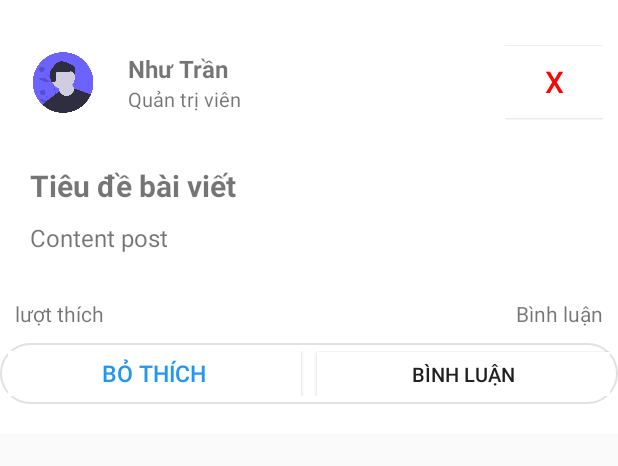
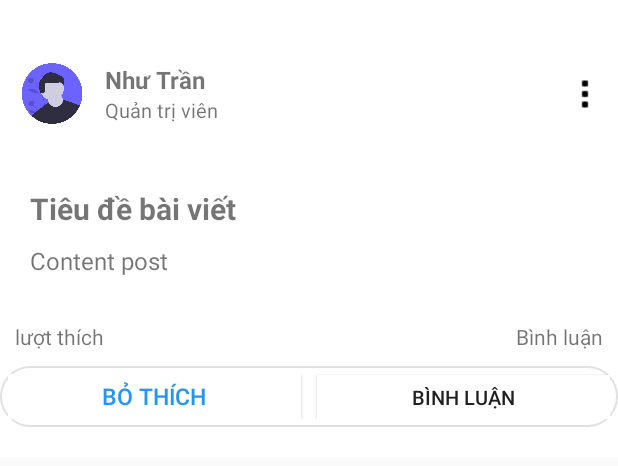
Before and after one commit to minhtdc/Aspire, an Android app: the layout post_detail_member_layout.xml on its own in the app's theme, with its tools: preview values and no code run, on a phone screen of 412 x 824 dp. Shown: the top 466 px of the screen. Run offline under Robolectric (Android 15) with nearby library versions, the phone set to English and light mode, and no system bars; Roboto replaces fonts that are not available here.

Commit message:
Add function delete Post

```diff
--- a/app/src/main/res/drawable/bg_border_normal.xml
+++ b/app/src/main/res/drawable/bg_border_normal.xml
@@ -2,6 +2,6 @@
 <shape xmlns:android="http://schemas.android.com/apk/res/android">
     <solid android:color="#FFF"/>
     <stroke
-        android:width="2dp"
+        android:width="1dp"
         android:color="@color/borders" />
 </shape>
--- a/app/src/main/res/layout/post_detail_member_layout.xml
+++ b/app/src/main/res/layout/post_detail_member_layout.xml
@@ -9,7 +9,7 @@
     android:paddingTop="20dp"
     android:paddingBottom="20dp">
 
-    <LinearLayout
+    <androidx.constraintlayout.widget.ConstraintLayout
         android:layout_width="match_parent"
         android:layout_height="wrap_content"
         android:background="@color/colorWhite"
@@ -17,24 +17,32 @@
         android:padding="10dp">
 
         <LinearLayout
+            android:id="@+id/linearLayout"
             android:layout_width="0dp"
             android:layout_height="match_parent"
             android:layout_weight="1"
-            android:gravity="center">
+            android:gravity="center"
+            app:layout_constraintBottom_toBottomOf="parent"
+            app:layout_constraintStart_toStartOf="parent"
+            app:layout_constraintTop_toTopOf="parent">
 
             <de.hdodenhof.circleimageview.CircleImageView
                 android:id="@+id/imgCircleAvtMem"
                 android:layout_width="50dp"
                 android:layout_height="50dp"
-                android:src="@drawable/img_user_alt"></de.hdodenhof.circleimageview.CircleImageView>
+                android:src="@drawable/img_user_alt" />
         </LinearLayout>
 
         <LinearLayout
+            android:id="@+id/linearLayout2"
             android:layout_width="0dp"
             android:layout_height="match_parent"
             android:layout_weight="4"
             android:gravity="center_vertical"
-            android:paddingLeft="10dp">
+            android:paddingLeft="10dp"
+            app:layout_constraintBottom_toBottomOf="parent"
+            app:layout_constraintStart_toEndOf="@+id/linearLayout"
+            app:layout_constraintTop_toTopOf="parent">
 
             <LinearLayout
                 android:layout_width="wrap_content"
@@ -67,22 +75,47 @@
             </LinearLayout>
         </LinearLayout>
 
-        <LinearLayout
-            android:layout_width="0dp"
-            android:layout_height="match_parent"
-            android:layout_weight="1"
-            android:gravity="center">
+        <androidx.constraintlayout.widget.ConstraintLayout
+            android:id="@+id/constraintLayout3"
+            android:layout_width="wrap_content"
+            android:layout_height="wrap_content"
+            android:gravity="center"
+            app:layout_constraintBottom_toBottomOf="parent"
+            app:layout_constraintEnd_toEndOf="parent"
+            app:layout_constraintTop_toTopOf="parent">
+
+            <ImageButton
+                android:id="@+id/imgBtn_menu"
+                android:layout_width="match_parent"
+                android:layout_height="wrap_content"
+                android:background="@color/colorWhite"
+                android:src="@drawable/icon_menu"
+                app:layout_constraintBottom_toBottomOf="parent"
+                app:layout_constraintEnd_toEndOf="parent"
+                app:layout_constraintStart_toStartOf="parent"
+                app:layout_constraintTop_toTopOf="parent" />
+
+
+        </androidx.constraintlayout.widget.ConstraintLayout>
 
         <Button
             android:id="@+id/btn_deletePost"
             android:layout_width="wrap_content"
-                android:layout_height="wrap_content"
-                android:background="@color/colorWhite"
-                android:text="X"
-                android:textColor="@color/colorRed"
-                android:textSize="20dp"></Button>
-        </LinearLayout>
-    </LinearLayout>
+            android:layout_height="35dp"
+            android:layout_marginTop="30dp"
+            android:enabled="false"
+            android:paddingLeft="10dp"
+            android:paddingRight="10dp"
+            android:background="@drawable/bg_border_normal"
+            android:text="Xoá bài viết"
+            android:visibility="invisible"
+            android:textColor="#2C2C2C"
+            android:textSize="13sp"
+            app:layout_constraintBottom_toBottomOf="parent"
+            app:layout_constraintEnd_toStartOf="@+id/constraintLayout3"
+            app:layout_constraintTop_toTopOf="parent"
+            app:layout_constraintVertical_bias="0.7" />
+    </androidx.constraintlayout.widget.ConstraintLayout>
 
     <LinearLayout
         android:layout_width="match_parent"
@@ -132,7 +165,7 @@
                 android:layout_height="wrap_content"
                 android:layout_weight="1"
                 android:padding="10dp"
-                android:text="lượt thích"/>
+                android:text="lượt thích" />
 
             <TextView
                 android:id="@+id/txtCountCommentMember"
```
Also changed, not shown: app/src/main/java/com/example/aspire/adapter/MyPostListAdapter.java (+39 -1 lines), app/src/main/res/drawable/icon_menu.png (added). Lines whose indentation alone changed are shown as unchanged.
